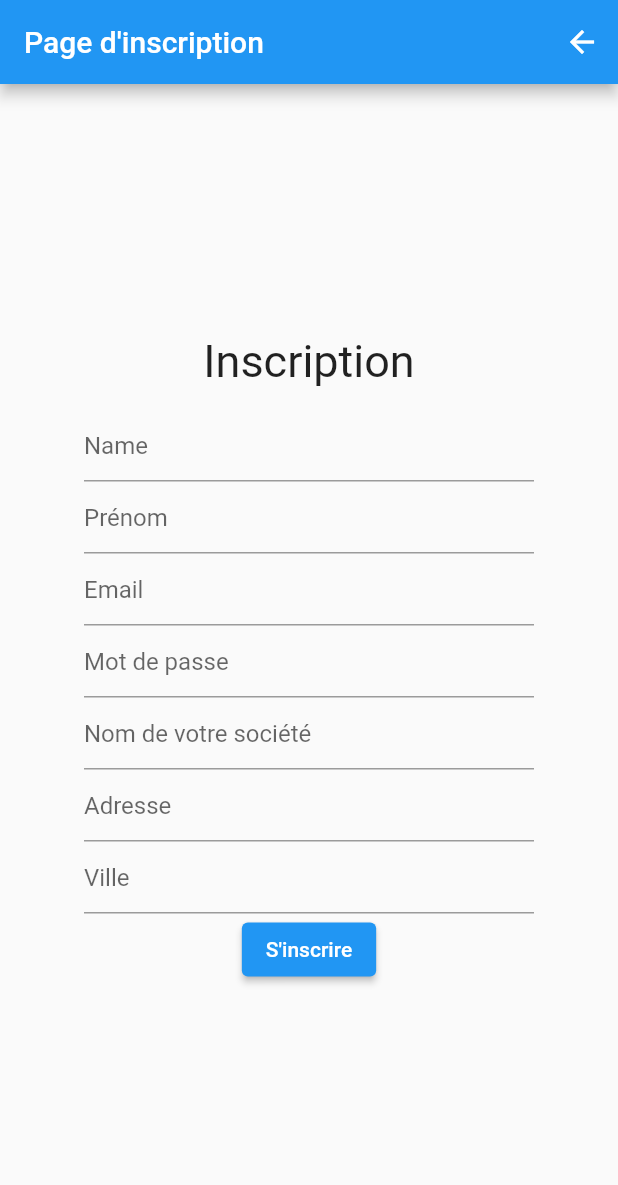
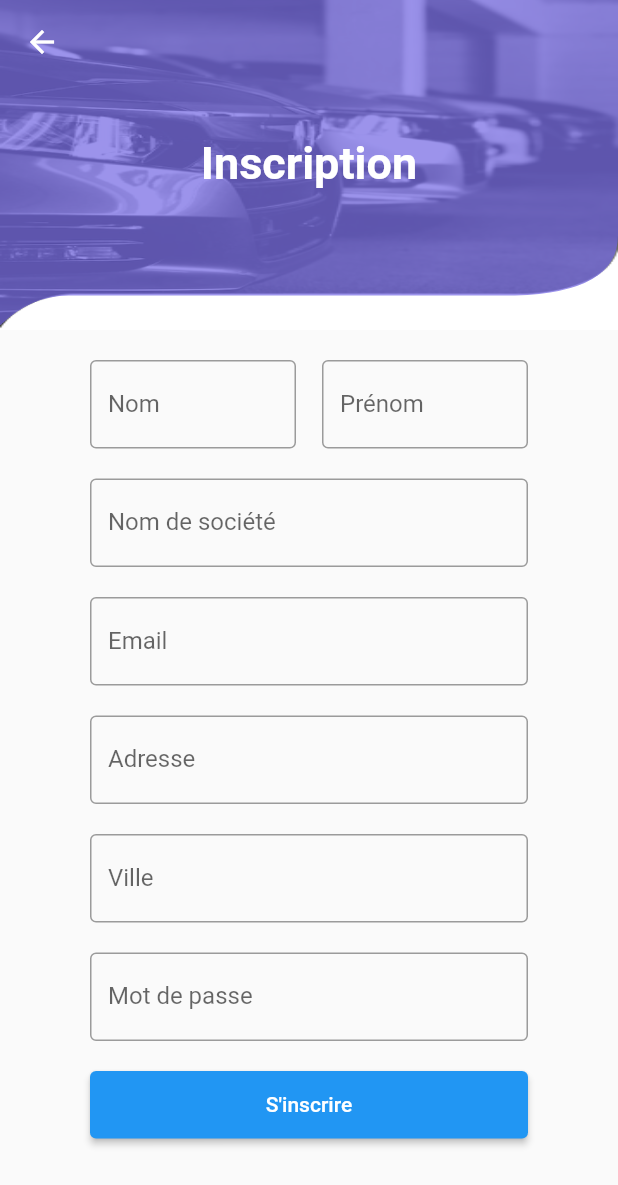
Before and after one commit to niakatemadi/boboloc_test, a Flutter app: the SignUpPage screen opened by its route, on a phone screen of 412 x 824 dp. Shown: the top 1185 px of the screen. Run offline on Flutter 3.47's test engine with Material 2 defaults, Android fonts, the phone set to English and light mode, and no system bars; our stand-ins replace cloud_firestore, firebase_auth, firebase_core, firebase_storage, go_router, image_picker and 4 more; missing offline and left inert: crypt, dart:ffi, datepicker_dropdown; accounts and stored records are empty.

Commit message:
add sign up style

```diff
--- a/lib/pages/sign_up_page.dart
+++ b/lib/pages/sign_up_page.dart
@@ -1,5 +1,6 @@
 import 'package:boboloc/database/authentication.dart';
 import 'package:boboloc/models/user_model.dart';
+import 'package:boboloc/utils/clipper.dart';
 import 'package:flutter/material.dart';
 import 'package:go_router/go_router.dart';
 
@@ -15,136 +16,211 @@ class _SignUpPageState extends State<SignUpPage> {
 
   String _name = '';
   String _firstName = '';
-  String _mail = '';
+  String _email = '';
   String _password = '';
   String _adresse = '';
   String _city = '';
   String _companyName = '';
+
   @override
   Widget build(BuildContext context) {
     return Scaffold(
+        extendBodyBehindAppBar: true,
         appBar: AppBar(
-        title: const Text("Page d'inscription"),
-        actions: [
-          IconButton(
+          elevation: 0,
+          backgroundColor: Color.fromRGBO(0, 0, 0, 0),
+          leading: IconButton(
               onPressed: () => context.go('/sign_in'),
-              icon: const Icon(Icons.arrow_back))
-        ],
+              icon: const Icon(Icons.arrow_back)),
         ),
-      body: Center(
+        body: SingleChildScrollView(
+          child: Column(children: [
+            Stack(children: [
+              Container(
+                height: 220,
+                width: MediaQuery.of(context).size.width,
+                decoration: const BoxDecoration(color: Colors.white),
+                child: const Image(
+                  image: AssetImage('assets/car_background.png'),
+                  fit: BoxFit.fill,
+                ),
+              ),
+              ClipPath(
+                clipper: WaveClipperSignUp(),
                 child: Container(
-            width: 300,
-            child: Form(
+                  height: 217,
+                  width: MediaQuery.of(context).size.width,
+                  decoration: const BoxDecoration(
+                    color: Color.fromRGBO(113, 101, 227, 0.7),
+                  ),
+                  child: const Center(
+                    child: Text(
+                      'Inscription',
+                      style: TextStyle(
+                          color: Colors.white,
+                          fontSize: 30,
+                          fontWeight: FontWeight.bold),
+                    ),
+                  ),
+                ),
+              ),
+            ]),
+            Form(
                 key: _formKey,
-              child: SingleChildScrollView(
-                child: Column(children: [
-                  const Text(
-                    'Inscription',
-                    style: TextStyle(fontSize: 30),
-                  ),
-                  const SizedBox(height: 15),
-                  TextFormField(
-                    decoration: const InputDecoration(hintText: 'Name'),
+                child: SizedBox(
+                  width: MediaQuery.of(context).size.width - 120,
+                  child: Column(
+                    children: [
+                      const SizedBox(height: 20),
+                      Row(
+                        mainAxisAlignment: MainAxisAlignment.spaceBetween,
+                        children: [
+                          SizedBox(
+                            width: MediaQuery.of(context).size.width / 3,
+                            child: TextFormField(
+                              decoration: const InputDecoration(
+                                  border: OutlineInputBorder(),
+                                  labelText: 'Nom'),
                               onChanged: (value) {
                                 _name = value;
                               },
-                    validator: (String? value) {
-                      if (value == null || value.isEmpty) {
-                        return 'Please enter your name';
+                              validator: (value) {
+                                if (value!.isEmpty || value == null) {
+                                  return 'Entrer votre nom';
                                 }
+
                                 return null;
                               },
                             ),
-                  TextFormField(
-                      decoration: const InputDecoration(hintText: 'Prénom'),
-                      onChanged: (String value) {
+                          ),
+                          SizedBox(
+                            width: MediaQuery.of(context).size.width / 3,
+                            child: TextFormField(
+                              decoration: const InputDecoration(
+                                  border: OutlineInputBorder(),
+                                  labelText: 'Prénom'),
+                              onChanged: (value) {
                                 _firstName = value;
                               },
-                      validator: (String? value) {
-                        if (value == null || value.isEmpty) {
-                          return 'Please enter some firstName';
+                              validator: (value) {
+                                if (value!.isEmpty || value == null) {
+                                  return 'Entrer votre prénom';
                                 }
+
                                 return null;
-                      }),
+                              },
+                            ),
+                          ),
+                        ],
+                      ),
+                      const SizedBox(height: 20),
                       TextFormField(
-                      decoration: const InputDecoration(hintText: 'Email'),
-                      onChanged: (String value) {
-                        _mail = value;
+                        decoration: const InputDecoration(
+                            border: OutlineInputBorder(),
+                            labelText: 'Nom de société'),
+                        onChanged: (value) {
+                          _companyName = value;
                         },
-                      validator: (String? value) {
-                        if (value == null || value.isEmpty) {
-                          return 'Please enter your Email';
+                        validator: (value) {
+                          if (value!.isEmpty || value == null) {
+                            return 'Entrer le nom de votre société';
                           }
+
                           return null;
-                      }),
+                        },
+                      ),
+                      const SizedBox(height: 20),
                       TextFormField(
-                      decoration:
-                          const InputDecoration(hintText: 'Mot de passe'),
-                      onChanged: (String value) {
+                        decoration: const InputDecoration(
+                            border: OutlineInputBorder(), labelText: 'Email'),
+                        onChanged: (value) {
+                          _email = value;
+                        },
+                        validator: (value) {
+                          if (value!.isEmpty || value == null) {
+                            return 'Entrer votre adresse email';
+                          }
+
+                          return null;
+                        },
+                      ),
+                      const SizedBox(height: 20),
+                      TextFormField(
+                        decoration: const InputDecoration(
+                            border: OutlineInputBorder(), labelText: 'Adresse'),
+                        onChanged: (value) {
+                          _adresse = value;
+                        },
+                        validator: (value) {
+                          if (value!.isEmpty || value == null) {
+                            return 'Entrer votre adresse';
+                          }
+
+                          return null;
+                        },
+                      ),
+                      const SizedBox(height: 20),
+                      TextFormField(
+                        decoration: const InputDecoration(
+                            border: OutlineInputBorder(), labelText: 'Ville'),
+                        onChanged: (value) {
+                          _city = value;
+                        },
+                        validator: (value) {
+                          if (value!.isEmpty || value == null) {
+                            return 'Entrer le nom de votre ville';
+                          }
+
+                          return null;
+                        },
+                      ),
+                      const SizedBox(height: 20),
+                      TextFormField(
+                        decoration: const InputDecoration(
+                            border: OutlineInputBorder(),
+                            labelText: 'Mot de passe'),
+                        onChanged: (value) {
                           _password = value;
                         },
-                      validator: (String? value) {
-                        if (value == null || value.isEmpty) {
-                          return 'Please enter your password';
+                        validator: (value) {
+                          if (value!.isEmpty || value == null) {
+                            return 'Entrer un mot de passe';
                           }
+
                           return null;
-                      }),
-                  TextFormField(
-                      decoration: const InputDecoration(
-                          hintText: 'Nom de votre société'),
-                      onChanged: (String value) {
-                        _companyName = value;
                         },
-                      validator: (String? value) {
-                        if (value == null || value.isEmpty) {
-                          return 'Please enter your company name';
-                        }
-                        return null;
-                      }),
-                  TextFormField(
-                      decoration: const InputDecoration(hintText: 'Adresse'),
-                      onChanged: (String value) {
-                        _adresse = value;
-                      },
-                      validator: (String? value) {
-                        if (value == null || value.isEmpty) {
-                          return 'Please enter your adresse';
-                        }
-                        return null;
-                      }),
-                  TextFormField(
-                      decoration: const InputDecoration(hintText: 'Ville'),
-                      onChanged: (String value) {
-                        _city = value;
-                      },
-                      validator: (String? value) {
-                        if (value == null || value.isEmpty) {
-                          return 'Please enter your city';
-                        }
-                        return null;
-                      }),
-                  ElevatedButton(
-                      onPressed: () {
+                      ),
+                      const SizedBox(height: 20),
+                      SizedBox(
+                          height: 45,
+                          width: MediaQuery.of(context).size.width - 120,
+                          child: ElevatedButton(
+                              onPressed: () async {
                                 if (_formKey.currentState!.validate()) {
                                   print('New user signed up !');
-                          print(_mail);
+                                  print(_email);
                                   print(_password);
 
-                          Authentication().signUp(UserModel(
+                                  await Authentication().signUp(UserModel(
                                       name: _name,
                                       firstName: _firstName,
                                       companyName: _companyName,
                                       password: _password,
                                       city: _city,
-                              email: _mail,
+                                      email: _email,
                                       adresse: _adresse));
+
+                                  context.go('/sign_in');
                                 }
                               },
-                      child: const Text("S'inscrire"))
+                              child: const Text("S'inscrire"))),
+                      SizedBox(
+                        height: 15,
+                      )
+                    ],
+                  ),
+                ))
           ]),
-              ),
-            )),
-      ),
-    );
+        ));
   }
 }
--- a/lib/utils/clipper.dart
+++ b/lib/utils/clipper.dart
@@ -34,7 +34,7 @@ class WaveClipper extends CustomClipper<Path> {
   }
 }
 
-class WaveClipper2 extends CustomClipper<Path> {
+class WaveClipperSignUp extends CustomClipper<Path> {
   @override
   Path getClip(Size size) {
     debugPrint(size.width.toString());
@@ -50,8 +50,8 @@ class WaveClipper2 extends CustomClipper<Path> {
 
     path.lineTo(size.width - size.width / 6, size.height - 20);
 
-    var secondStart = Offset(size.width, size.height - 20);
-    var secondEnd = Offset(size.width, size.height - 100);
+    var secondStart = Offset(size.width, size.height - 22);
+    var secondEnd = Offset(size.width, size.height - 60);
 
     path.quadraticBezierTo(
         secondStart.dx, secondStart.dy, secondEnd.dx, secondEnd.dy);
```
Also changed, not shown: lib/pages/sign_in_page.dart (+6 -4 lines), 1 other file. Lines whose indentation alone changed are shown as unchanged.
